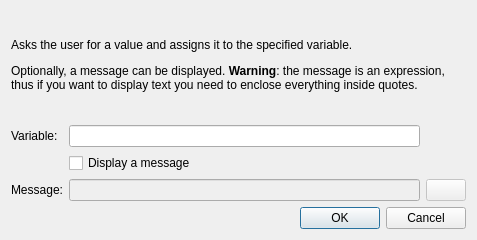
This is src/forms/ui_alg_input.ui in TuringApp/Turing as Qt 5 draws it before an edit. The edited form follows.
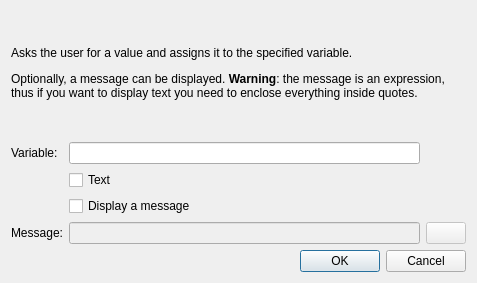
This is the edited form. Icons and pictures are not drawn.

Commit message: add text only option for input

```diff
--- a/src/forms/ui_alg_input.ui
+++ b/src/forms/ui_alg_input.ui
@@ -10,7 +10,7 @@
     <x>0</x>
     <y>0</y>
     <width>477</width>
-    <height>240</height>
+    <height>283</height>
    </rect>
   </property>
   <property name="windowTitle">
@@ -36,14 +36,14 @@
    </item>
    <item>
     <layout class="QGridLayout" name="gridLayout">
-     <item row="2" column="1">
+     <item row="3" column="1">
       <widget class="QLineEdit" name="txtValue">
        <property name="enabled">
         <bool>false</bool>
        </property>
       </widget>
      </item>
-     <item row="2" column="2">
+     <item row="3" column="2">
       <widget class="QPushButton" name="btnCode">
        <property name="enabled">
         <bool>false</bool>
@@ -57,23 +57,13 @@
        </property>
       </widget>
      </item>
-     <item row="1" column="1">
+     <item row="2" column="1">
       <widget class="QCheckBox" name="cbxHasValue">
        <property name="text">
         <string>Display a message</string>
        </property>
       </widget>
      </item>
-     <item row="2" column="0">
-      <widget class="QLabel" name="label_3">
-       <property name="text">
-        <string>Message:</string>
-       </property>
-       <property name="buddy">
-        <cstring>txtValue</cstring>
-       </property>
-      </widget>
-     </item>
      <item row="0" column="0">
       <widget class="QLabel" name="label_4">
        <property name="text">
@@ -87,6 +77,23 @@
      <item row="0" column="1">
       <widget class="QLineEdit" name="txtVariable"/>
      </item>
+     <item row="3" column="0">
+      <widget class="QLabel" name="label_3">
+       <property name="text">
+        <string>Message:</string>
+       </property>
+       <property name="buddy">
+        <cstring>txtValue</cstring>
+       </property>
+      </widget>
+     </item>
+     <item row="1" column="1">
+      <widget class="QCheckBox" name="cbxText">
+       <property name="text">
+        <string>Text</string>
+       </property>
+      </widget>
+     </item>
     </layout>
    </item>
    <item>
```
The commit also changes 6 other files.
